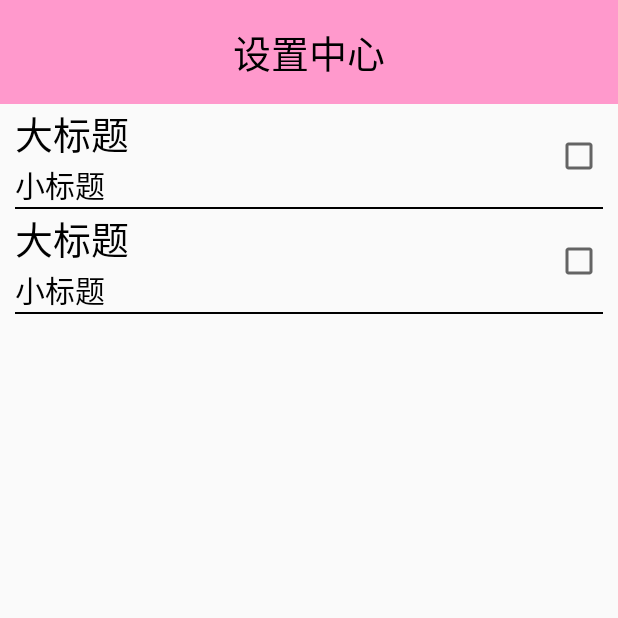
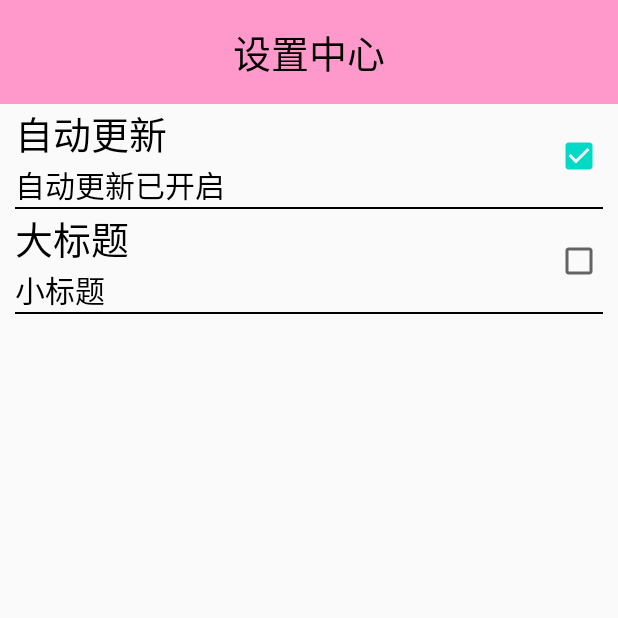
Before and after one commit to 1248774172/mobilesafe, an Android app: the SettingActivity screen opened directly, with no data from a screen before it, on a phone screen of 412 x 824 dp, the top half of it. Run offline under Robolectric (Android 15) with nearby library versions, the phone set to English and light mode, and no system bars.

Commit message:
自动更新实现

```diff
--- a/app/src/main/java/com/xiaoer/mobilesafe/activity/SettingActivity.java
+++ b/app/src/main/java/com/xiaoer/mobilesafe/activity/SettingActivity.java
@@ -6,17 +6,38 @@ import android.os.Bundle;
 import android.view.View;
 
 import com.xiaoer.mobilesafe.R;
+import com.xiaoer.mobilesafe.view.SettingItemView;
 
 public class SettingActivity extends AppCompatActivity {
+
+    private SettingItemView siv_update;
 
     @Override
     protected void onCreate(Bundle savedInstanceState) {
         super.onCreate(savedInstanceState);
         setContentView(R.layout.activity_setting);
 
-        initUI();
+//        加载自动更新
+        initUpdate();
+
     }
 
-    private void initUI() {
+    /**
+     *  @describe 加载自动更新设置
+     */
+    private void initUpdate() {
+        siv_update = findViewById(R.id.siv_update);
+        siv_update.setTitle("自动更新");
+        siv_update.setChecked(true);
+        siv_update.setOnClickListener(new View.OnClickListener() {
+            @Override
+            public void onClick(View v) {
+                if(siv_update.isChecked()){
+                    siv_update.setChecked(false);
+                }else{
+                    siv_update.setChecked(true);
+                }
+            }
+        });
     }
 }
--- a/app/src/main/java/com/xiaoer/mobilesafe/view/SettingItemView.java
+++ b/app/src/main/java/com/xiaoer/mobilesafe/view/SettingItemView.java
@@ -11,7 +11,7 @@ import com.xiaoer.mobilesafe.R;
 
 public class SettingItemView extends RelativeLayout {
 
-    private static CheckBox cb_set;
+    private CheckBox cb_set;
     private TextView tv_bigTitle;
     private TextView tv_smallTitle;
 
@@ -31,8 +31,20 @@ public class SettingItemView extends RelativeLayout {
         tv_smallTitle = inflate.findViewById(R.id.tv_smallTitle);
     }
 
-    public static boolean isChecked(){
+    public boolean isChecked(){
         return cb_set.isChecked();
     }
 
+    public void setChecked(boolean b){
+        cb_set.setChecked(b);
+        if(b){
+            tv_smallTitle.setText("自动更新已开启");
+        }else {
+            tv_smallTitle.setText("自动更新已关闭");
+        }
+    }
+
+    public void setTitle(String title){
+        tv_bigTitle.setText(title);
+    }
 }
--- a/app/src/main/res/layout/activity_setting.xml
+++ b/app/src/main/res/layout/activity_setting.xml
@@ -14,7 +14,7 @@
         android:text="设置中心"/>
 
     <com.xiaoer.mobilesafe.view.SettingItemView
-        android:id="@+id/siv"
+        android:id="@+id/siv_update"
         android:layout_width="match_parent"
         android:layout_height="wrap_content"/>
 
```
